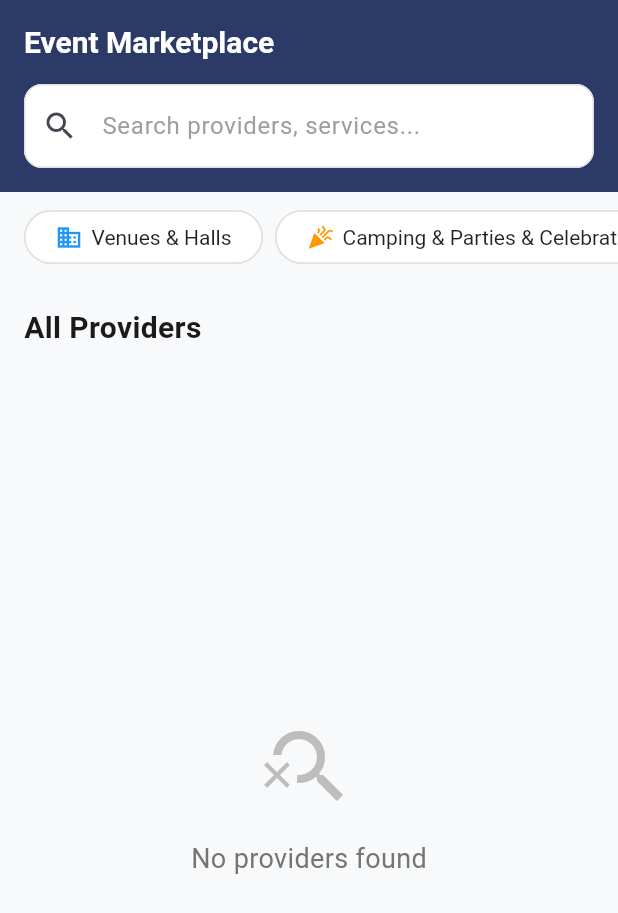
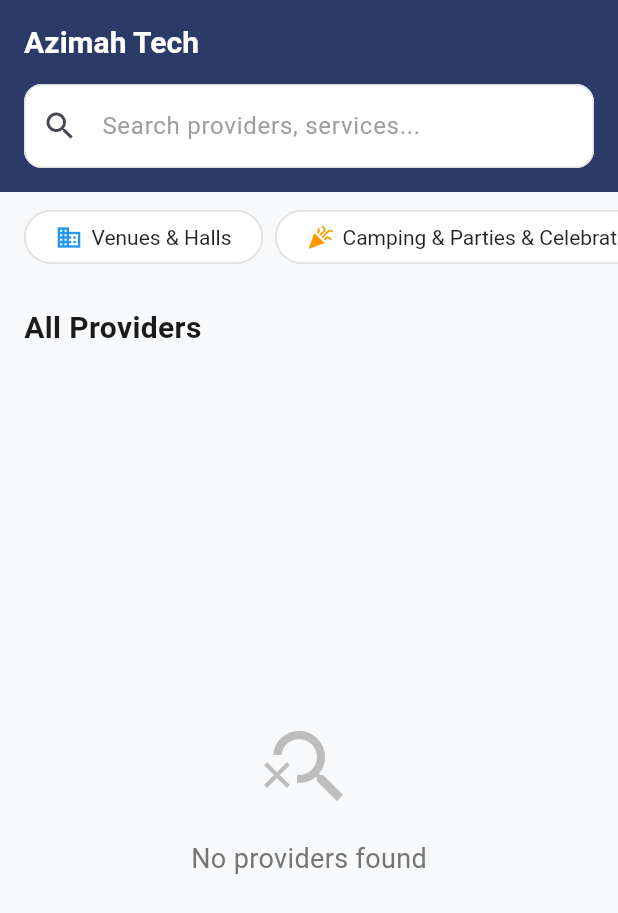
Before and after one commit to malsawwaf/event-marketplace-customer, a Flutter app: the MainHomeScreen screen opened directly, on a phone screen of 412 x 824 dp. Shown: the top 913 px of the screen. Run offline on Flutter 3.47's test engine with Material 3 defaults, Android fonts, the phone set to English and light mode, and no system bars; our stand-ins replace firebase_core, image_picker, supabase_flutter, webview_flutter; accounts and stored records are empty.

Commit message:
Rebrand app from 'Event Marketplace' to 'Azimah Tech'
Changed app name across all locations:
- Splash screen: Title and branding
- Main app title in main.dart
- Home screen AppBar
- Profile screen About dialog
- Settings screen About dialog
- Checkout payment integration
- Paymob SDK service
- Android app label (AndroidManifest.xml)
- iOS app display name (Info.plist)

All screens and dialogs now consistently show 'Azimah Tech' as the brand name,
with subtitle 'Event Marketplace' where contextually appropriate.

About dialogs now show:
- Title: 'About Azimah Tech'
- Content: 'Azimah Tech - Event Marketplace'
- Copyright: '© 2025 Azimah Tech'

🤖 Generated with [Claude Code](https://claude.com/claude-code)

Co-Authored-By: Claude <noreply@anthropic.com>

```diff
--- a/lib/main.dart
+++ b/lib/main.dart
@@ -33,7 +33,7 @@ class MyApp extends StatelessWidget {
         // Add other providers here later (cart, favorites, etc.)
       ],
       child: MaterialApp(
-        title: 'Event Marketplace',
+        title: 'Azimah Tech',
         debugShowCheckedModeBanner: false,
         theme: AppTheme.theme,
         home: const SplashScreen(),
--- a/lib/screens/auth/splash_screen.dart
+++ b/lib/screens/auth/splash_screen.dart
@@ -108,7 +108,7 @@ class _SplashScreenState extends State<SplashScreen> {
 
                 // App Name
                 const Text(
-                  'Event Marketplace',
+                  'Azimah Tech',
                   style: TextStyle(
                     fontSize: 32,
                     fontWeight: FontWeight.bold,
--- a/lib/screens/home/checkout_screen.dart
+++ b/lib/screens/home/checkout_screen.dart
@@ -482,7 +482,7 @@ class _CheckoutScreenState extends State<CheckoutScreen> {
       final sdkService = PaymobSDKService();
       final paymentResult = await sdkService.processPayment(
         clientSecret: clientSecret,
-        appName: 'Event Marketplace',
+        appName: 'Azimah Tech',
       );
 
       print('Payment result: ${paymentResult['status']}');
--- a/lib/screens/home/main_home_screen.dart
+++ b/lib/screens/home/main_home_screen.dart
@@ -112,7 +112,7 @@ class _MainHomeScreenState extends State<MainHomeScreen> {
   Widget build(BuildContext context) {
     return Scaffold(
       appBar: AppBar(
-        title: const Text('Event Marketplace'),
+        title: const Text('Azimah Tech'),
         backgroundColor: AppTheme.primaryNavy,
         foregroundColor: Colors.white,
         elevation: 0,
--- a/lib/screens/home/profile_screen.dart
+++ b/lib/screens/home/profile_screen.dart
@@ -180,18 +180,18 @@ class ProfileScreen extends StatelessWidget {
                       showDialog(
                         context: context,
                         builder: (context) => AlertDialog(
-                          title: const Text('About Event Marketplace'),
+                          title: const Text('About Azimah Tech'),
                           content: const Column(
                             mainAxisSize: MainAxisSize.min,
                             crossAxisAlignment: CrossAxisAlignment.start,
                             children: [
                               Text('Version: 1.0.0'),
                               SizedBox(height: 8),
-                              Text('Event Marketplace Customer App'),
+                              Text('Azimah Tech - Event Marketplace'),
                               SizedBox(height: 8),
                               Text('Browse and book event services'),
                               SizedBox(height: 16),
-                              Text('© 2025 Event Marketplace'),
+                              Text('© 2025 Azimah Tech'),
                             ],
                           ),
                           actions: [
--- a/lib/screens/profile/settings_screen.dart
+++ b/lib/screens/profile/settings_screen.dart
@@ -297,18 +297,18 @@ class _SettingsScreenState extends State<SettingsScreen> {
     showDialog(
       context: context,
       builder: (context) => AlertDialog(
-        title: const Text('About Event Marketplace'),
+        title: const Text('About Azimah Tech'),
         content: const Column(
           mainAxisSize: MainAxisSize.min,
           crossAxisAlignment: CrossAxisAlignment.start,
           children: [
             Text('Version: 1.0.0'),
             SizedBox(height: 8),
-            Text('Event Marketplace Customer App'),
+            Text('Azimah Tech - Event Marketplace'),
             SizedBox(height: 8),
             Text('Browse and book event services'),
             SizedBox(height: 16),
-            Text('© 2025 Event Marketplace'),
+            Text('© 2025 Azimah Tech'),
           ],
         ),
         actions: [
--- a/lib/services/paymob_sdk_service.dart
+++ b/lib/services/paymob_sdk_service.dart
@@ -37,7 +37,7 @@ class PaymobSDKService {
       final String result = await methodChannel.invokeMethod('payWithPaymob', {
         "publicKey": publicKey ?? PaymobConfig.publicKey,
         "clientSecret": clientSecret,
-        "appName": appName ?? "Event Marketplace",
+        "appName": appName ?? "Azimah Tech",
         "buttonBackgroundColor": buttonBackgroundColor?.value,
         "buttonTextColor": buttonTextColor?.value,
         "saveCardDefault": saveCardDefault ?? false,
```
Also changed, not shown: 2 other files.
